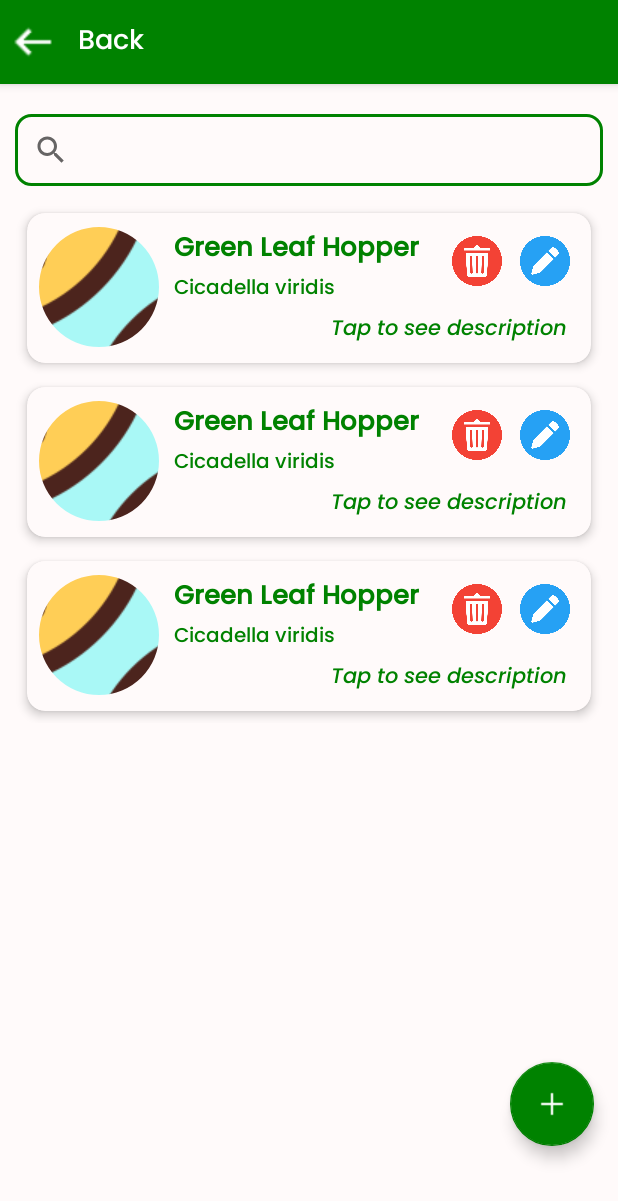
After one commit to superrjj/PalaYan_App, an Android app: the layout activity_view_pest.xml on its own in the app's theme, with its tools: preview values and no code run, on a phone screen of 412 x 824 dp. The commit adds this screen. Shown: the top 1201 px of the screen. Run offline under Robolectric (Android 15) with nearby library versions, the phone set to English and light mode, and no system bars.

Commit message:
Added view pest & add pest but no have function and design

```diff
--- a/app/src/main/java/com/example/palayan/Adapter/UserRiceVarietyAdapter.java
+++ b/app/src/main/java/com/example/palayan/Adapter/UserRiceVarietyAdapter.java
@@ -30,7 +30,7 @@ public class UserRiceVarietyAdapter extends RecyclerView.Adapter<UserRiceVariety
     @NonNull
     @Override
     public UserViewHolder onCreateViewHolder(@NonNull ViewGroup parent, int viewType) {
-        View view = LayoutInflater.from(context).inflate(R.layout.list_rice_seed, parent, false);
+        View view = LayoutInflater.from(context).inflate(R.layout.list_rice_seed_user, parent, false);
         return new UserViewHolder(view);
     }
 
--- /dev/null
+++ b/app/src/main/java/com/example/palayan/AdminActivities/AddPest.java
@@ -0,0 +1,26 @@
+package com.example.palayan.AdminActivities;
+
+import android.os.Bundle;
+
+import androidx.activity.EdgeToEdge;
+import androidx.appcompat.app.AppCompatActivity;
+import androidx.core.graphics.Insets;
+import androidx.core.view.ViewCompat;
+import androidx.core.view.WindowInsetsCompat;
+
+import com.example.palayan.R;
+
+public class AddPest extends AppCompatActivity {
+
+    @Override
+    protected void onCreate(Bundle savedInstanceState) {
+        super.onCreate(savedInstanceState);
+        EdgeToEdge.enable(this);
+        setContentView(R.layout.activity_add_pest);
+        ViewCompat.setOnApplyWindowInsetsListener(findViewById(R.id.main), (v, insets) -> {
+            Insets systemBars = insets.getInsets(WindowInsetsCompat.Type.systemBars());
+            v.setPadding(systemBars.left, systemBars.top, systemBars.right, systemBars.bottom);
+            return insets;
+        });
+    }
+}
--- a/app/src/main/java/com/example/palayan/AdminActivities/AdminFragment/AdminDashboardFragment.java
+++ b/app/src/main/java/com/example/palayan/AdminActivities/AdminFragment/AdminDashboardFragment.java
@@ -11,6 +11,7 @@ import androidx.annotation.NonNull;
 import androidx.annotation.Nullable;
 import androidx.fragment.app.Fragment;
 
+import com.example.palayan.AdminActivities.ViewPest;
 import com.example.palayan.AdminActivities.ViewRiceVarieties;
 import com.example.palayan.databinding.FragmentAdminDashboardBinding;
 import com.google.firebase.database.DataSnapshot;
@@ -57,6 +58,12 @@ public class AdminDashboardFragment extends Fragment {
             Intent intent = new Intent(getActivity(), ViewRiceVarieties.class);
             startActivity(intent);
         });
+
+        root.cvPest.setOnClickListener(v ->{
+            Intent intent = new Intent(getActivity(), ViewPest.class);
+            startActivity(intent);
+        });
+
     }
 
     @Override
--- /dev/null
+++ b/app/src/main/java/com/example/palayan/AdminActivities/ViewPest.java
@@ -0,0 +1,24 @@
+package com.example.palayan.AdminActivities;
+
+import android.content.Intent;
+import android.os.Bundle;
+
+import androidx.appcompat.app.AppCompatActivity;
+
+import com.example.palayan.databinding.ActivityViewPestBinding;
+
+
+public class ViewPest extends AppCompatActivity {
+
+    private ActivityViewPestBinding root;
+
+    @Override
+    protected void onCreate(Bundle savedInstanceState) {
+        super.onCreate(savedInstanceState);
+        root = ActivityViewPestBinding.inflate(getLayoutInflater());
+        setContentView(root.getRoot());
+
+        root.fabAdd.setOnClickListener(v -> startActivity(new Intent(this, AddPest.class)));
+
+    }
+}
--- /dev/null
+++ b/app/src/main/res/layout/activity_add_pest.xml
@@ -0,0 +1,10 @@
+<?xml version="1.0" encoding="utf-8"?>
+<androidx.constraintlayout.widget.ConstraintLayout xmlns:android="http://schemas.android.com/apk/res/android"
+    xmlns:app="http://schemas.android.com/apk/res-auto"
+    xmlns:tools="http://schemas.android.com/tools"
+    android:id="@+id/main"
+    android:layout_width="match_parent"
+    android:layout_height="match_parent"
+    tools:context=".AdminActivities.AddPest">
+
+</androidx.constraintlayout.widget.ConstraintLayout>
--- /dev/null
+++ b/app/src/main/res/layout/activity_view_pest.xml
@@ -0,0 +1,121 @@
+<?xml version="1.0" encoding="utf-8"?>
+<FrameLayout xmlns:android="http://schemas.android.com/apk/res/android"
+    xmlns:app="http://schemas.android.com/apk/res-auto"
+    xmlns:tools="http://schemas.android.com/tools"
+    android:id="@+id/main"
+    android:layout_width="match_parent"
+    android:layout_height="match_parent"
+    android:fitsSystemWindows="true"
+    android:background="@color/semi_white"
+    tools:context=".AdminActivities.ViewPest">
+
+    <LinearLayout
+        android:layout_width="match_parent"
+        android:layout_height="match_parent"
+        android:orientation="vertical">
+
+
+        <androidx.appcompat.widget.Toolbar
+            android:id="@+id/toolbar"
+            android:layout_width="match_parent"
+            android:layout_height="wrap_content"
+            android:minHeight="?attr/actionBarSize"
+            android:background="@color/green"
+            android:elevation="4dp"
+            app:title=""
+            app:contentInsetStart="0dp"
+            android:theme="@style/ThemeOverlay.AppCompat.Dark.ActionBar"
+            app:popupTheme="@style/ThemeOverlay.AppCompat.Light">
+
+            <LinearLayout
+                android:layout_width="match_parent"
+                android:layout_height="wrap_content"
+                android:orientation="horizontal"
+                android:padding="2dp"
+                android:gravity="center_vertical">
+
+                <ImageView
+                    android:id="@+id/iv_back"
+                    android:layout_width="40dp"
+                    android:layout_height="40dp"
+                    android:padding="2dp"
+                    android:layout_marginEnd="10dp"
+                    android:src="@drawable/ic_back"
+                    app:tint="@color/white" />
+
+                <TextView
+                    android:layout_width="wrap_content"
+                    android:layout_height="wrap_content"
+                    android:text="Back"
+                    android:textSize="18sp"
+                    android:textColor="@color/white"
+                    android:fontFamily="@font/poppins__medium"/>
+
+            </LinearLayout>
+        </androidx.appcompat.widget.Toolbar>
+
+        <LinearLayout
+            android:layout_width="match_parent"
+            android:layout_height="wrap_content"
+            android:orientation="vertical"
+            android:padding="10dp">
+
+            <LinearLayout
+                android:layout_width="match_parent"
+                android:layout_height="wrap_content"
+                android:paddingTop="10dp">
+
+                <androidx.appcompat.widget.SearchView
+                    android:id="@+id/sv_SearchBar"
+                    android:layout_width="0dp"
+                    android:layout_height="wrap_content"
+                    android:layout_weight="1"
+                    android:background="@drawable/search_bar_outline"
+                    android:queryHint="Search for rice variety"
+                    android:iconifiedByDefault="true"
+                    android:theme="@style/CustomSearchView"/>
+            </LinearLayout>
+
+            <LinearLayout
+                android:layout_width="match_parent"
+                android:layout_height="match_parent"
+                android:paddingTop="10dp">
+
+                <androidx.recyclerview.widget.RecyclerView
+                    android:id="@+id/recycleViewer_Pest"
+                    android:layout_width="match_parent"
+                    android:layout_height="match_parent"
+                    tools:listitem="@layout/list_view_pest_admin"
+                    android:paddingBottom="5dp"/>
+
+            </LinearLayout>
+
+
+        </LinearLayout>
+
+    </LinearLayout>
+
+
+    <com.google.android.material.floatingactionbutton.FloatingActionButton
+        android:id="@+id/fab_add"
+        android:layout_width="wrap_content"
+        android:layout_height="wrap_content"
+        android:layout_gravity="bottom|end"
+        android:layout_marginBottom="60dp"
+        android:layout_marginEnd="16dp"
+        android:src="@drawable/ic_add"
+        app:backgroundTint="@color/green"
+        app:tint="@android:color/white" />
+
+    <TextView
+        android:id="@+id/tvNodata"
+        android:layout_width="wrap_content"
+        android:layout_height="wrap_content"
+        android:text="No pest data found"
+        android:textSize="18sp"
+        android:textColor="@android:color/darker_gray"
+        android:layout_gravity="center"
+        android:visibility="gone"
+        android:fontFamily="@font/poppins__semibold"/>
+
+</FrameLayout>
--- a/app/src/main/res/layout/fragment_admin_dashboard.xml
+++ b/app/src/main/res/layout/fragment_admin_dashboard.xml
@@ -246,7 +246,7 @@
            android:paddingHorizontal="10dp">
 
            <androidx.cardview.widget.CardView
-               android:id="@+id/cv_pest_management"
+               android:id="@+id/cvPest"
                android:layout_width="match_parent"
                android:layout_height="wrap_content"
                android:clickable="true"
@@ -315,7 +315,7 @@
            android:paddingHorizontal="10dp">
 
            <androidx.cardview.widget.CardView
-               android:id="@+id/cv_disease_management"
+               android:id="@+id/cvDisease"
                android:layout_width="match_parent"
                android:layout_height="wrap_content"
                android:clickable="true"
@@ -384,7 +384,7 @@
            android:paddingHorizontal="10dp">
 
            <androidx.cardview.widget.CardView
-               android:id="@+id/cv_accounts"
+               android:id="@+id/cvAccounts"
                android:layout_width="match_parent"
                android:layout_height="wrap_content"
                android:clickable="true"
--- a/app/src/main/res/layout/fragment_all.xml
+++ b/app/src/main/res/layout/fragment_all.xml
@@ -9,7 +9,7 @@
      android:id="@+id/rvAllRiceSeed"
      android:layout_width="match_parent"
      android:layout_height="match_parent"
-     tools:listitem="@layout/list_rice_seed"/>
+     tools:listitem="@layout/list_rice_seed_user"/>
 
 
  <TextView
--- a/app/src/main/res/layout/fragment_tarlac.xml
+++ b/app/src/main/res/layout/fragment_tarlac.xml
@@ -10,7 +10,7 @@
         android:id="@+id/rvTarlacRiceSeed"
         android:layout_width="match_parent"
         android:layout_height="match_parent"
-        tools:listitem="@layout/list_rice_seed" />
+        tools:listitem="@layout/list_rice_seed_user" />
 
 
     <TextView
--- /dev/null
+++ b/app/src/main/res/layout/list_view_pest_admin.xml
@@ -0,0 +1,117 @@
+<?xml version="1.0" encoding="utf-8"?>
+<androidx.cardview.widget.CardView xmlns:android="http://schemas.android.com/apk/res/android"
+    xmlns:app="http://schemas.android.com/apk/res-auto"
+    android:id="@+id/cvRiceVarieties"
+    android:layout_width="match_parent"
+    android:layout_height="100dp"
+    android:layout_margin="8dp"
+    android:padding="10dp"
+    app:cardCornerRadius="12dp"
+    app:cardElevation="4dp"
+    app:cardBackgroundColor="@color/semi_white">
+
+    <LinearLayout
+        android:layout_width="match_parent"
+        android:layout_height="wrap_content"
+        android:orientation="horizontal"
+        android:gravity="center_vertical"
+        android:layout_gravity="center"
+        android:paddingHorizontal="8dp">
+
+        <!-- Left: Circular image centered vertically -->
+        <LinearLayout
+            android:layout_width="wrap_content"
+            android:layout_height="wrap_content"
+            android:orientation="vertical"
+            android:gravity="center_vertical"
+            android:layout_marginEnd="10dp">
+
+            <com.google.android.material.imageview.ShapeableImageView
+                android:id="@+id/ivPestImage"
+                android:layout_width="80dp"
+                android:layout_height="80dp"
+                android:scaleType="center"
+                android:src="@drawable/ic_pest_logo"
+                android:contentDescription="Pest Image"
+                app:shapeAppearanceOverlay="@style/CircleImageView" />
+        </LinearLayout>
+
+        <!-- Right: Text and icons -->
+        <LinearLayout
+            android:layout_width="0dp"
+            android:layout_height="wrap_content"
+            android:layout_weight="1"
+            android:orientation="vertical">
+
+            <LinearLayout
+                android:layout_width="match_parent"
+                android:layout_height="wrap_content"
+                android:orientation="horizontal"
+                android:gravity="top|start">
+
+                <LinearLayout
+                    android:layout_width="0dp"
+                    android:layout_height="wrap_content"
+                    android:layout_weight="1"
+                    android:orientation="vertical">
+
+                    <TextView
+                        android:id="@+id/tvPestName"
+                        android:layout_width="wrap_content"
+                        android:layout_height="wrap_content"
+                        android:text="Green Leaf Hopper"
+                        android:textColor="@color/green"
+                        android:textSize="17sp"
+                        android:textStyle="bold"
+                        android:fontFamily="@font/poppins__medium" />
+
+                    <TextView
+                        android:id="@+id/tvScientificName"
+                        android:layout_width="wrap_content"
+                        android:layout_height="wrap_content"
+                        android:text="Cicadella viridis"
+                        android:textColor="@color/green"
+                        android:textSize="13sp"
+                        android:fontFamily="@font/poppins__medium" />
+                </LinearLayout>
+
+                <LinearLayout
+                    android:layout_width="wrap_content"
+                    android:layout_height="wrap_content"
+                    android:orientation="horizontal">
+
+                    <ImageView
+                        android:id="@+id/iv_delete"
+                        android:layout_width="45dp"
+                        android:layout_height="45dp"
+                        android:src="@drawable/ic_delete"
+                        android:padding="6dp"
+                        android:contentDescription="Delete Icon" />
+
+                    <ImageView
+                        android:id="@+id/iv_edit"
+                        android:layout_width="45dp"
+                        android:layout_height="45dp"
+                        android:src="@drawable/ic_edit"
+                        android:padding="6dp"
+                        android:contentDescription="Edit Icon" />
+                </LinearLayout>
+            </LinearLayout>
+
+            <TextView
+                android:id="@+id/tv_description"
+                android:layout_width="match_parent"
+                android:layout_height="wrap_content"
+                android:text="Tap to see description"
+                android:textAlignment="viewEnd"
+                android:gravity="end"
+                android:textColor="@color/green"
+                android:textSize="14sp"
+                android:fontFamily="@font/poppins__mediumitalic"
+                android:layout_marginTop="4dp"
+                android:layout_marginEnd="8dp" />
+
+        </LinearLayout>
+    </LinearLayout>
+
+</androidx.cardview.widget.CardView>
--- a/app/src/main/res/values/themes.xml
+++ b/app/src/main/res/values/themes.xml
@@ -16,6 +16,12 @@
         <item name="android:textSize">16sp</item>
         <item name="android:fontFamily">@font/poppins__medium</item>
     </style>
+
+    <style name="CircleImageView">
+        <item name="cornerFamily">rounded</item>
+        <item name="cornerSize">50%</item>
+    </style>
+
 
     <style name="CustomToolbar" parent="Widget.AppCompat.Toolbar">
         <item name="android:contentInsetStart">16dp</item>
```
Also changed, not shown: app/src/main/AndroidManifest.xml (+7 -1 lines), app/src/main/res/layout/list_rice_seed_user.xml (renamed from app/src/main/res/layout/list_rice_seed.xml).
